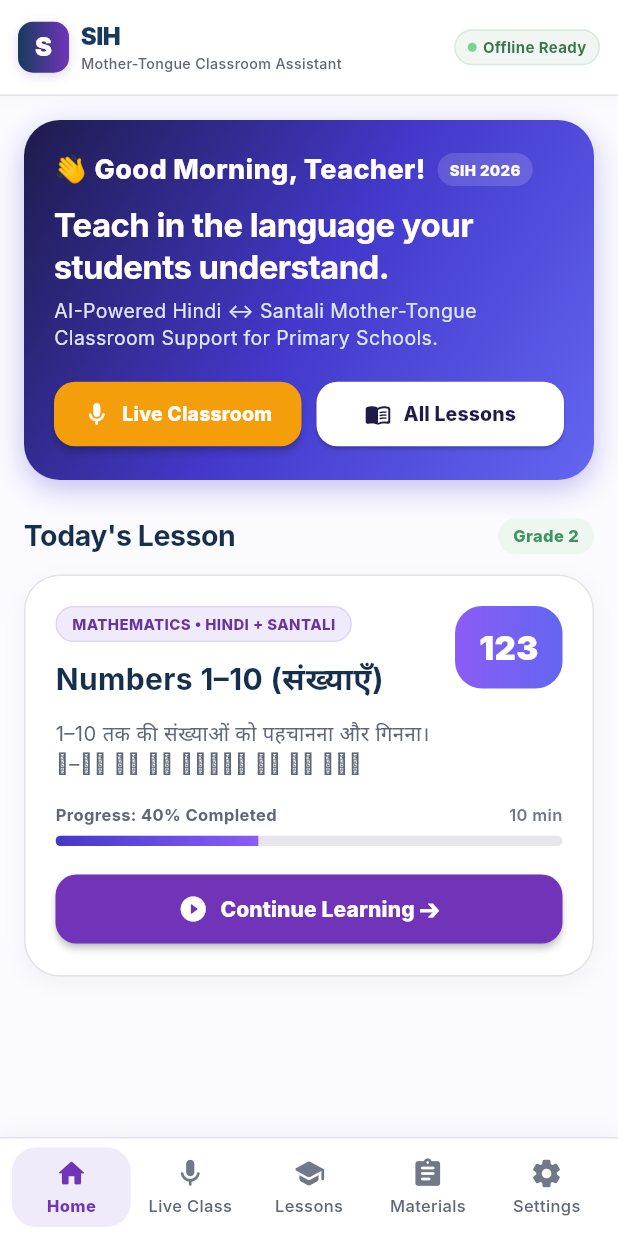
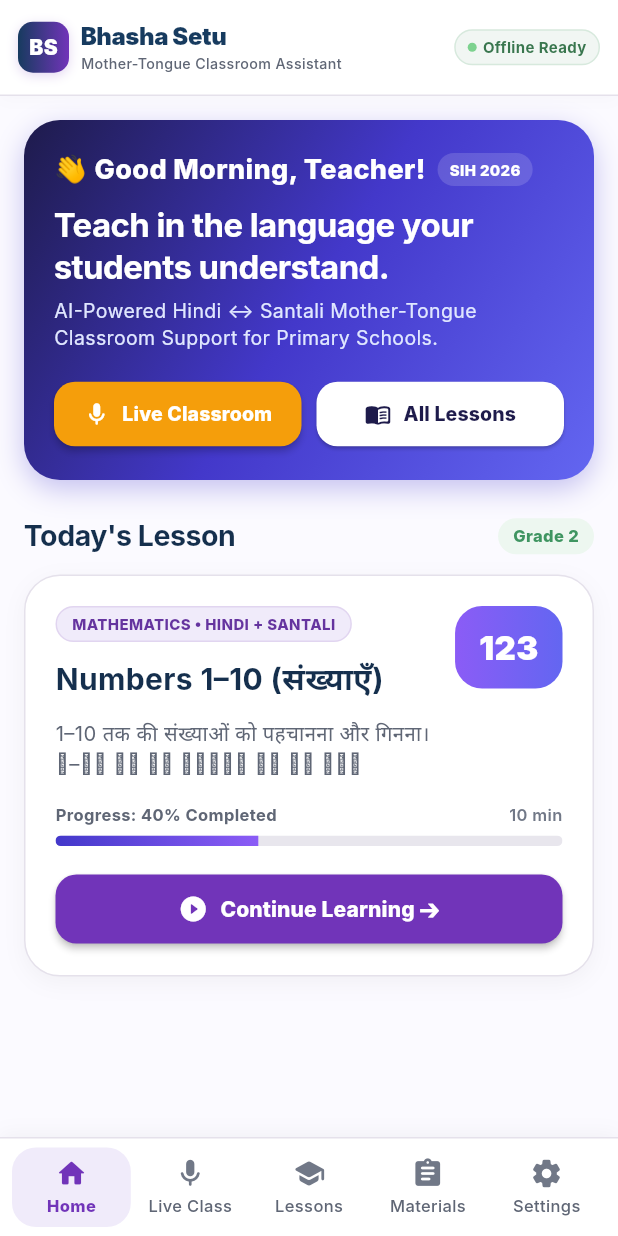
Before and after one commit to vaseem0703/sih, a Flutter app: the screen it shows after launch, on a phone screen of 412 x 824 dp. Run offline on Flutter 3.47's test engine with Material 3 defaults, Android fonts, the light colour scheme and no system bars; our stand-ins replace audioplayers, permission_handler, shared_preferences; missing offline and left inert: record, sherpa_onnx; Roboto replaces fonts that are missing (Inter).

Commit message:
docs: rename application title to Bhasha Setu across AndroidManifest, Flutter app header, MaterialApp, and README

```diff
--- a/sih_flutter_app/lib/app/app.dart
+++ b/sih_flutter_app/lib/app/app.dart
@@ -58,7 +58,7 @@
   @override
   Widget build(BuildContext context) {
     return MaterialApp(
-      title: 'SIH',
+      title: 'Bhasha Setu',
       debugShowCheckedModeBanner: false,
       theme: AppTheme.lightTheme,
       home: Scaffold(
--- a/sih_flutter_app/lib/widgets/app_header.dart
+++ b/sih_flutter_app/lib/widgets/app_header.dart
@@ -45,11 +45,11 @@
                   ),
                   alignment: Alignment.center,
                   child: const Text(
-                    'S',
+                    'BS',
                     style: TextStyle(
                       color: Colors.white,
                       fontWeight: FontWeight.w900,
-                      fontSize: 17,
+                      fontSize: 14,
                     ),
                   ),
                 ),
@@ -60,7 +60,7 @@
                     crossAxisAlignment: CrossAxisAlignment.start,
                     children: const [
                       Text(
-                        'SIH',
+                        'Bhasha Setu',
                         maxLines: 1,
                         overflow: TextOverflow.ellipsis,
                         style: TextStyle(
```
Also changed, not shown: 2 other files.
